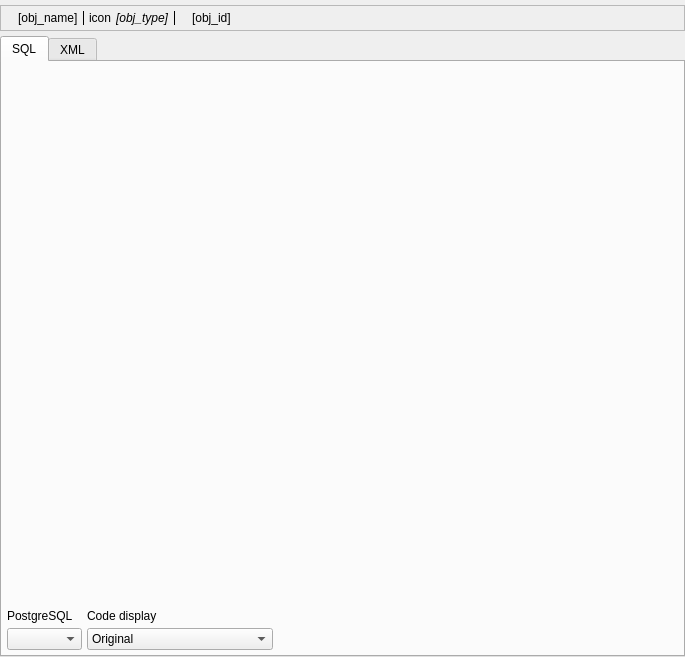
The window that libs/libgui/ui/widgets/codepreviewwidget.ui (maniac787/pgmodeler) describes before a commit, drawn with Qt 5.
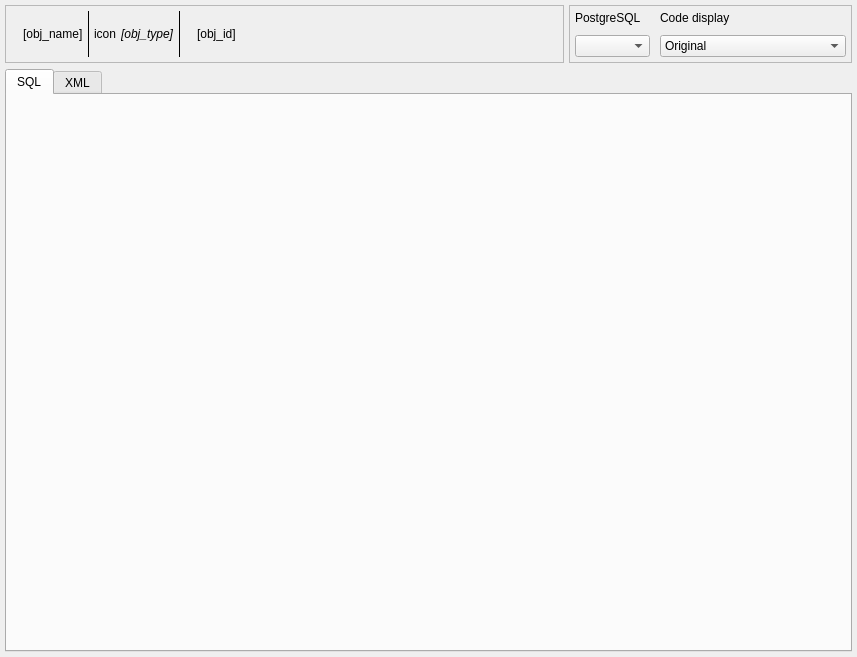
The same window after the commit. Icons and pictures are not drawn.

Commit message: Refactor CodePreviewWidget to be standalone from BaseObjectWidget

What changed in the file:
```diff
--- a/libs/libgui/ui/widgets/codepreviewwidget.ui
+++ b/libs/libgui/ui/widgets/codepreviewwidget.ui
@@ -6,55 +6,46 @@
    <rect>
     <x>0</x>
     <y>0</y>
-    <width>685</width>
+    <width>857</width>
     <height>657</height>
    </rect>
   </property>
   <property name="windowTitle">
    <string>Source code visualization</string>
   </property>
-  <layout class="QGridLayout" name="codigofonte_grid">
+  <layout class="QVBoxLayout" name="code_preview_lt">
    <property name="leftMargin">
-    <number>0</number>
+    <number>5</number>
    </property>
    <property name="topMargin">
     <number>5</number>
    </property>
    <property name="rightMargin">
-    <number>0</number>
+    <number>5</number>
    </property>
    <property name="bottomMargin">
-    <number>0</number>
+    <number>5</number>
    </property>
-   <property name="horizontalSpacing">
-    <number>0</number>
-   </property>
-   <property name="verticalSpacing">
+   <item>
+    <layout class="QHBoxLayout" name="horizontalLayout_2">
+     <property name="spacing">
     <number>5</number>
    </property>
-   <item row="1" column="0">
-    <widget class="QTabWidget" name="sourcecode_twg">
-     <property name="tabPosition">
-      <enum>QTabWidget::TabPosition::North</enum>
-     </property>
-     <property name="currentIndex">
+     <property name="bottomMargin">
       <number>0</number>
      </property>
-     <property name="iconSize">
-      <size>
-       <width>22</width>
-       <height>22</height>
-      </size>
-     </property>
-     <widget class="QWidget" name="sqlcode_tab">
-      <attribute name="icon">
-       <iconset resource="../../res/resources.qrc">
-        <normaloff>:/icons/icons/sqlcode.png</normaloff>:/icons/icons/sqlcode.png</iconset>
-      </attribute>
-      <attribute name="title">
-       <string>SQL</string>
-      </attribute>
-      <layout class="QVBoxLayout" name="verticalLayout_3">
+     <item>
+      <widget class="QFrame" name="obj_name_frm">
+       <property name="sizePolicy">
+        <sizepolicy hsizetype="Expanding" vsizetype="Preferred">
+         <horstretch>0</horstretch>
+         <verstretch>0</verstretch>
+        </sizepolicy>
+       </property>
+       <property name="frameShape">
+        <enum>QFrame::Shape::StyledPanel</enum>
+       </property>
+       <layout class="QHBoxLayout" name="horizontalLayout_3">
        <property name="spacing">
         <number>5</number>
        </property>
@@ -71,18 +62,237 @@
         <number>5</number>
        </property>
        <item>
-        <widget class="QWidget" name="sqlcode_wgt" native="true">
+         <widget class="QLabel" name="name_icon_lbl">
          <property name="sizePolicy">
-          <sizepolicy hsizetype="Expanding" vsizetype="Expanding">
+           <sizepolicy hsizetype="Fixed" vsizetype="Fixed">
            <horstretch>0</horstretch>
            <verstretch>0</verstretch>
           </sizepolicy>
          </property>
+          <property name="maximumSize">
+           <size>
+            <width>32</width>
+            <height>32</height>
+           </size>
+          </property>
+          <property name="frameShape">
+           <enum>QFrame::Shape::NoFrame</enum>
+          </property>
+          <property name="frameShadow">
+           <enum>QFrame::Shadow::Plain</enum>
+          </property>
+          <property name="text">
+           <string/>
+          </property>
+          <property name="pixmap">
+           <pixmap resource="../../res/resources.qrc">:/icons/icons/objects.png</pixmap>
+          </property>
+          <property name="scaledContents">
+           <bool>true</bool>
+          </property>
+          <property name="alignment">
+           <set>Qt::AlignmentFlag::AlignCenter</set>
+          </property>
         </widget>
        </item>
        <item>
+         <widget class="QLabel" name="obj_name_lbl">
+          <property name="sizePolicy">
+           <sizepolicy hsizetype="Preferred" vsizetype="Preferred">
+            <horstretch>0</horstretch>
+            <verstretch>0</verstretch>
+           </sizepolicy>
+          </property>
+          <property name="font">
+           <font>
+            <bold>false</bold>
+           </font>
+          </property>
+          <property name="toolTip">
+           <string/>
+          </property>
+          <property name="text">
+           <string>[obj_name]</string>
+          </property>
+         </widget>
+        </item>
+        <item>
+         <widget class="Line" name="separator_ln">
+          <property name="maximumSize">
+           <size>
+            <width>1</width>
+            <height>16777215</height>
+           </size>
+          </property>
+          <property name="autoFillBackground">
+           <bool>false</bool>
+          </property>
+          <property name="frameShadow">
+           <enum>QFrame::Shadow::Plain</enum>
+          </property>
+          <property name="orientation">
+           <enum>Qt::Orientation::Vertical</enum>
+          </property>
+         </widget>
+        </item>
+        <item>
+         <widget class="QLabel" name="type_icon_lbl">
+          <property name="sizePolicy">
+           <sizepolicy hsizetype="Fixed" vsizetype="Fixed">
+            <horstretch>0</horstretch>
+            <verstretch>0</verstretch>
+           </sizepolicy>
+          </property>
+          <property name="maximumSize">
+           <size>
+            <width>32</width>
+            <height>32</height>
+           </size>
+          </property>
+          <property name="frameShape">
+           <enum>QFrame::Shape::NoFrame</enum>
+          </property>
+          <property name="frameShadow">
+           <enum>QFrame::Shadow::Plain</enum>
+          </property>
+          <property name="text">
+           <string>icon</string>
+          </property>
+          <property name="scaledContents">
+           <bool>true</bool>
+          </property>
+          <property name="alignment">
+           <set>Qt::AlignmentFlag::AlignCenter</set>
+          </property>
+         </widget>
+        </item>
+        <item>
+         <widget class="QLabel" name="type_name_lbl">
+          <property name="sizePolicy">
+           <sizepolicy hsizetype="Preferred" vsizetype="Preferred">
+            <horstretch>0</horstretch>
+            <verstretch>0</verstretch>
+           </sizepolicy>
+          </property>
+          <property name="font">
+           <font>
+            <italic>true</italic>
+            <bold>false</bold>
+           </font>
+          </property>
+          <property name="toolTip">
+           <string/>
+          </property>
+          <property name="text">
+           <string>[obj_type]</string>
+          </property>
+         </widget>
+        </item>
+        <item>
+         <widget class="Line" name="separator2_ln">
+          <property name="maximumSize">
+           <size>
+            <width>1</width>
+            <height>16777215</height>
+           </size>
+          </property>
+          <property name="autoFillBackground">
+           <bool>false</bool>
+          </property>
+          <property name="frameShadow">
+           <enum>QFrame::Shadow::Plain</enum>
+          </property>
+          <property name="orientation">
+           <enum>Qt::Orientation::Vertical</enum>
+          </property>
+         </widget>
+        </item>
+        <item>
+         <widget class="QLabel" name="oid_icon_lbl">
+          <property name="sizePolicy">
+           <sizepolicy hsizetype="Fixed" vsizetype="Fixed">
+            <horstretch>0</horstretch>
+            <verstretch>0</verstretch>
+           </sizepolicy>
+          </property>
+          <property name="maximumSize">
+           <size>
+            <width>32</width>
+            <height>32</height>
+           </size>
+          </property>
+          <property name="frameShape">
+           <enum>QFrame::Shape::NoFrame</enum>
+          </property>
+          <property name="frameShadow">
+           <enum>QFrame::Shadow::Plain</enum>
+          </property>
+          <property name="text">
+           <string/>
+          </property>
+          <property name="pixmap">
+           <pixmap resource="../../res/resources.qrc">:/icons/icons/typeoid.png</pixmap>
+          </property>
+          <property name="scaledContents">
+           <bool>true</bool>
+          </property>
+          <property name="alignment">
+           <set>Qt::AlignmentFlag::AlignCenter</set>
+          </property>
+         </widget>
+        </item>
+        <item>
+         <widget class="QLabel" name="obj_id_lbl">
+          <property name="sizePolicy">
+           <sizepolicy hsizetype="Expanding" vsizetype="Preferred">
+            <horstretch>0</horstretch>
+            <verstretch>0</verstretch>
+           </sizepolicy>
+          </property>
+          <property name="font">
+           <font>
+            <bold>false</bold>
+           </font>
+          </property>
+          <property name="toolTip">
+           <string/>
+          </property>
+          <property name="text">
+           <string>[obj_id]</string>
+          </property>
+         </widget>
+        </item>
+       </layout>
+      </widget>
+     </item>
+     <item>
+      <widget class="QFrame" name="code_opts_frm">
+       <property name="minimumSize">
+        <size>
+         <width>0</width>
+         <height>0</height>
+        </size>
+       </property>
+       <property name="frameShape">
+        <enum>QFrame::Shape::StyledPanel</enum>
+       </property>
+       <property name="frameShadow">
+        <enum>QFrame::Shadow::Raised</enum>
+       </property>
         <layout class="QHBoxLayout" name="horizontalLayout">
          <property name="spacing">
+         <number>10</number>
+        </property>
+        <property name="leftMargin">
+         <number>5</number>
+        </property>
+        <property name="topMargin">
+         <number>5</number>
+        </property>
+        <property name="rightMargin">
+         <number>5</number>
+        </property>
+        <property name="bottomMargin">
           <number>5</number>
          </property>
          <item>
@@ -201,20 +411,58 @@
            </item>
           </layout>
          </item>
+       </layout>
+      </widget>
+     </item>
+    </layout>
+   </item>
          <item>
-          <spacer name="horizontalSpacer_3">
-           <property name="orientation">
-            <enum>Qt::Orientation::Horizontal</enum>
-           </property>
-           <property name="sizeHint" stdset="0">
+    <widget class="QTabWidget" name="sourcecode_twg">
+     <property name="tabPosition">
+      <enum>QTabWidget::TabPosition::North</enum>
+     </property>
+     <property name="currentIndex">
+      <number>0</number>
+     </property>
+     <property name="iconSize">
             <size>
-             <width>40</width>
-             <height>20</height>
-            </size>
-           </property>
-          </spacer>
-         </item>
-        </layout>
+       <width>22</width>
+       <height>22</height>
+      </size>
+     </property>
+     <widget class="QWidget" name="sqlcode_tab">
+      <attribute name="icon">
+       <iconset resource="../../res/resources.qrc">
+        <normaloff>:/icons/icons/sqlcode.png</normaloff>:/icons/icons/sqlcode.png</iconset>
+      </attribute>
+      <attribute name="title">
+       <string>SQL</string>
+      </attribute>
+      <layout class="QVBoxLayout" name="verticalLayout_3">
+       <property name="spacing">
+        <number>5</number>
+       </property>
+       <property name="leftMargin">
+        <number>5</number>
+       </property>
+       <property name="topMargin">
+        <number>5</number>
+       </property>
+       <property name="rightMargin">
+        <number>5</number>
+       </property>
+       <property name="bottomMargin">
+        <number>5</number>
+       </property>
+       <item>
+        <widget class="QWidget" name="sqlcode_wgt" native="true">
+         <property name="sizePolicy">
+          <sizepolicy hsizetype="Expanding" vsizetype="Expanding">
+           <horstretch>0</horstretch>
+           <verstretch>0</verstretch>
+          </sizepolicy>
+         </property>
+        </widget>
        </item>
       </layout>
      </widget>
@@ -256,237 +504,6 @@
      </widget>
     </widget>
    </item>
-   <item row="0" column="0">
-    <widget class="QFrame" name="obj_name_frm">
-     <property name="sizePolicy">
-      <sizepolicy hsizetype="Expanding" vsizetype="Preferred">
-       <horstretch>0</horstretch>
-       <verstretch>0</verstretch>
-      </sizepolicy>
-     </property>
-     <property name="frameShape">
-      <enum>QFrame::Shape::StyledPanel</enum>
-     </property>
-     <layout class="QHBoxLayout" name="horizontalLayout_3">
-      <property name="spacing">
-       <number>5</number>
-      </property>
-      <property name="leftMargin">
-       <number>5</number>
-      </property>
-      <property name="topMargin">
-       <number>5</number>
-      </property>
-      <property name="rightMargin">
-       <number>5</number>
-      </property>
-      <property name="bottomMargin">
-       <number>5</number>
-      </property>
-      <item>
-       <widget class="QLabel" name="name_icon_lbl">
-        <property name="sizePolicy">
-         <sizepolicy hsizetype="Fixed" vsizetype="Fixed">
-          <horstretch>0</horstretch>
-          <verstretch>0</verstretch>
-         </sizepolicy>
-        </property>
-        <property name="maximumSize">
-         <size>
-          <width>32</width>
-          <height>32</height>
-         </size>
-        </property>
-        <property name="frameShape">
-         <enum>QFrame::Shape::NoFrame</enum>
-        </property>
-        <property name="frameShadow">
-         <enum>QFrame::Shadow::Plain</enum>
-        </property>
-        <property name="text">
-         <string/>
-        </property>
-        <property name="pixmap">
-         <pixmap resource="../../res/resources.qrc">:/icons/icons/objects.png</pixmap>
-        </property>
-        <property name="scaledContents">
-         <bool>true</bool>
-        </property>
-        <property name="alignment">
-         <set>Qt::AlignmentFlag::AlignCenter</set>
-        </property>
-       </widget>
-      </item>
-      <item>
-       <widget class="QLabel" name="obj_name_lbl">
-        <property name="sizePolicy">
-         <sizepolicy hsizetype="Preferred" vsizetype="Preferred">
-          <horstretch>0</horstretch>
-          <verstretch>0</verstretch>
-         </sizepolicy>
-        </property>
-        <property name="font">
-         <font>
-          <bold>false</bold>
-         </font>
-        </property>
-        <property name="toolTip">
-         <string/>
-        </property>
-        <property name="text">
-         <string>[obj_name]</string>
-        </property>
-       </widget>
-      </item>
-      <item>
-       <widget class="Line" name="separator_ln">
-        <property name="maximumSize">
-         <size>
-          <width>1</width>
-          <height>16777215</height>
-         </size>
-        </property>
-        <property name="autoFillBackground">
-         <bool>false</bool>
-        </property>
-        <property name="frameShadow">
-         <enum>QFrame::Shadow::Plain</enum>
-        </property>
-        <property name="orientation">
-         <enum>Qt::Orientation::Vertical</enum>
-        </property>
-       </widget>
-      </item>
-      <item>
-       <widget class="QLabel" name="type_icon_lbl">
-        <property name="sizePolicy">
-         <sizepolicy hsizetype="Fixed" vsizetype="Fixed">
-          <horstretch>0</horstretch>
-          <verstretch>0</verstretch>
-         </sizepolicy>
-        </property>
-        <property name="maximumSize">
-         <size>
-          <width>32</width>
-          <height>32</height>
-         </size>
-        </property>
-        <property name="frameShape">
-         <enum>QFrame::Shape::NoFrame</enum>
-        </property>
-        <property name="frameShadow">
-         <enum>QFrame::Shadow::Plain</enum>
-        </property>
-        <property name="text">
-         <string>icon</string>
-        </property>
-        <property name="scaledContents">
-         <bool>true</bool>
-        </property>
-        <property name="alignment">
-         <set>Qt::AlignmentFlag::AlignCenter</set>
-        </property>
-       </widget>
-      </item>
-      <item>
-       <widget class="QLabel" name="type_name_lbl">
-        <property name="sizePolicy">
-         <sizepolicy hsizetype="Preferred" vsizetype="Preferred">
-          <horstretch>0</horstretch>
-          <verstretch>0</verstretch>
-         </sizepolicy>
-        </property>
-        <property name="font">
-         <font>
-          <italic>true</italic>
-          <bold>false</bold>
-         </font>
-        </property>
-        <property name="toolTip">
-         <string/>
-        </property>
-        <property name="text">
-         <string>[obj_type]</string>
-        </property>
-       </widget>
-      </item>
-      <item>
-       <widget class="Line" name="separator2_ln">
-        <property name="maximumSize">
-         <size>
-          <width>1</width>
-          <height>16777215</height>
-         </size>
-        </property>
-        <property name="autoFillBackground">
-         <bool>false</bool>
-        </property>
-        <property name="frameShadow">
-         <enum>QFrame::Shadow::Plain</enum>
-        </property>
-        <property name="orientation">
-         <enum>Qt::Orientation::Vertical</enum>
-        </property>
-       </widget>
-      </item>
-      <item>
-       <widget class="QLabel" name="oid_icon_lbl">
-        <property name="sizePolicy">
-         <sizepolicy hsizetype="Fixed" vsizetype="Fixed">
-          <horstretch>0</horstretch>
-          <verstretch>0</verstretch>
-         </sizepolicy>
-        </property>
-        <property name="maximumSize">
-         <size>
-          <width>32</width>
-          <height>32</height>
-         </size>
-        </property>
-        <property name="frameShape">
-         <enum>QFrame::Shape::NoFrame</enum>
-        </property>
-        <property name="frameShadow">
-         <enum>QFrame::Shadow::Plain</enum>
-        </property>
-        <property name="text">
-         <string/>
-        </property>
-        <property name="pixmap">
-         <pixmap resource="../../res/resources.qrc">:/icons/icons/typeoid.png</pixmap>
-        </property>
-        <property name="scaledContents">
-         <bool>true</bool>
-        </property>
-        <property name="alignment">
-         <set>Qt::AlignmentFlag::AlignCenter</set>
-        </property>
-       </widget>
-      </item>
-      <item>
-       <widget class="QLabel" name="obj_id_lbl">
-        <property name="sizePolicy">
-         <sizepolicy hsizetype="Expanding" vsizetype="Preferred">
-          <horstretch>0</horstretch>
-          <verstretch>0</verstretch>
-         </sizepolicy>
-        </property>
-        <property name="font">
-         <font>
-          <bold>false</bold>
-         </font>
-        </property>
-        <property name="toolTip">
-         <string/>
-        </property>
-        <property name="text">
-         <string>[obj_id]</string>
-        </property>
-       </widget>
-      </item>
-     </layout>
-    </widget>
-   </item>
   </layout>
  </widget>
  <tabstops>
```
Lines whose indentation alone changed are shown as unchanged. The commit also changes 11 other files.
